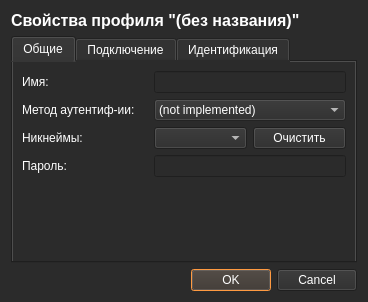
The window that 003.ui (tinelix/irc-client) describes before a commit, drawn with Qt 5.
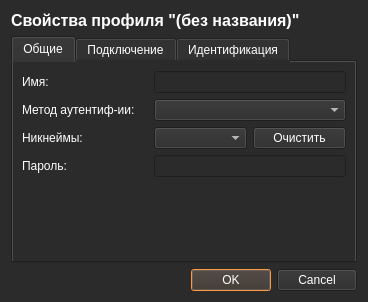
The same window after the commit. The open tabs and pages were chosen to show the change.

Patch:
```diff
--- a/003.ui
+++ b/003.ui
@@ -56,7 +56,7 @@
          <item row="4" column="1">
           <widget class="QComboBox" name="authmethod_combo">
            <property name="enabled">
-            <bool>false</bool>
+            <bool>true</bool>
            </property>
            <property name="minimumSize">
             <size>
@@ -67,11 +67,6 @@
            <property name="styleSheet">
             <string notr="true">selection-background-color: rgb(161, 75, 0);</string>
            </property>
-           <item>
-            <property name="text">
-             <string>(not implemented)</string>
-            </property>
-           </item>
           </widget>
          </item>
          <item row="0" column="0">
```
Left out of the diff: 8 changed lines with no effect on the pictures.
